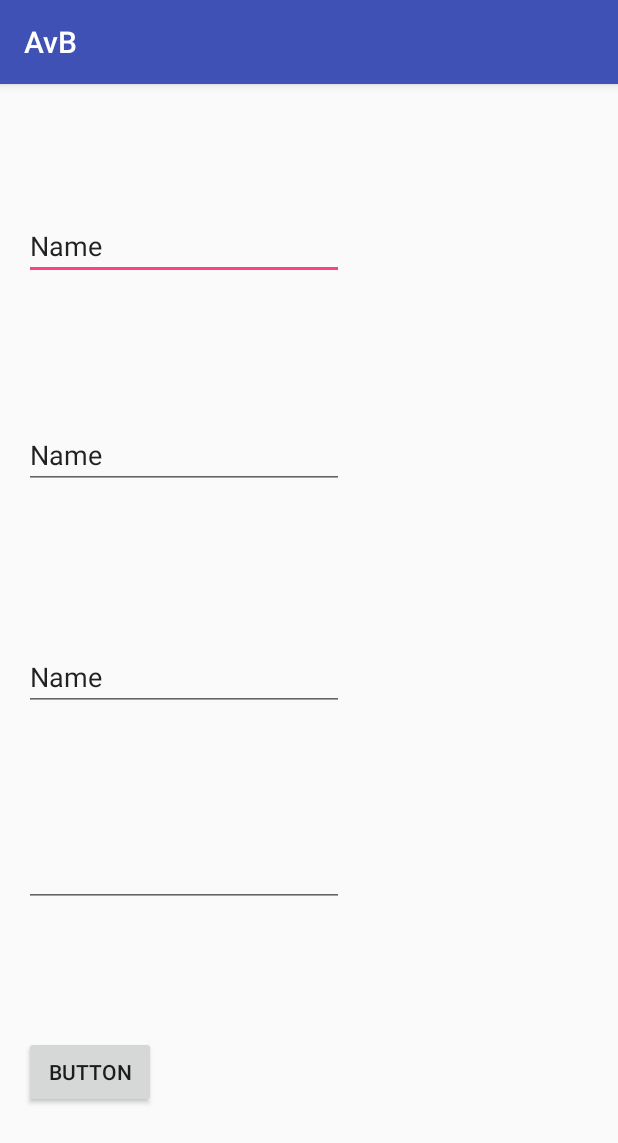
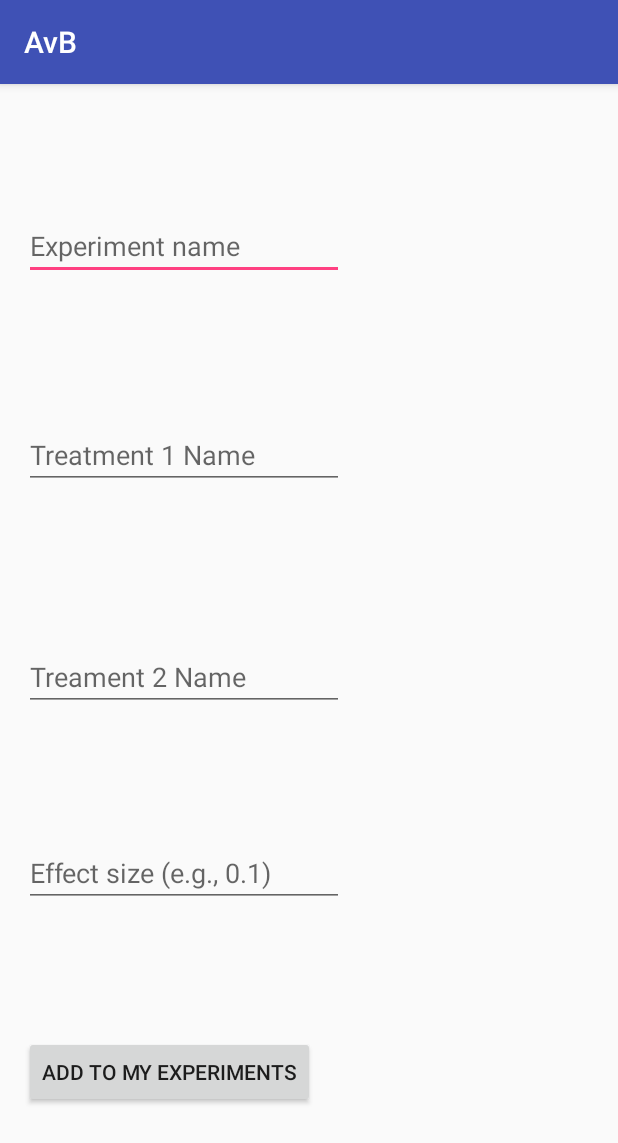
Before and after one commit to Atticus29/AvB, an Android app: the AddExperimentActivity screen opened directly, with no data from a screen before it, on a phone screen of 412 x 824 dp. Shown: the top 1143 px of the screen. Run offline under Robolectric (Android 15) with nearby library versions, the phone set to English and light mode, and no system bars; our stand-ins replace ButterKnife.

```diff
--- a/app/src/main/res/layout/activity_add_experiment.xml
+++ b/app/src/main/res/layout/activity_add_experiment.xml
@@ -12,14 +12,15 @@
         android:layout_height="wrap_content"
         android:ems="10"
         android:inputType="textPersonName"
-        android:text="Name"
         app:layout_constraintTop_toTopOf="parent"
         android:layout_marginTop="8dp"
         app:layout_constraintBottom_toTopOf="@+id/treatmentOneName"
         android:layout_marginBottom="8dp"
         android:layout_marginLeft="16dp"
         app:layout_constraintVertical_bias="0.017"
-        app:layout_constraintLeft_toLeftOf="parent" />
+        app:layout_constraintLeft_toLeftOf="parent"
+        android:hint="Experiment name"/> <!--(e.g., tulips better with fertilizer)-->
+
 
     <EditText
         android:id="@+id/treatmentOneName"
@@ -27,12 +28,13 @@
         android:layout_height="wrap_content"
         android:ems="10"
         android:inputType="textPersonName"
-        android:text="Name"
         android:layout_marginLeft="16dp"
         app:layout_constraintTop_toBottomOf="@+id/nameInput"
         app:layout_constraintBottom_toTopOf="@+id/treatmentTwoName"
         app:layout_constraintLeft_toLeftOf="parent"
-        android:layout_marginTop="8dp"/>
+        android:layout_marginTop="8dp"
+        android:hint="Treatment 1 Name"/><!--(e.g., Fertilizer)-->
+
 
     <EditText
         android:id="@+id/treatmentTwoName"
@@ -41,11 +43,12 @@
         android:layout_marginLeft="16dp"
         android:ems="10"
         android:inputType="textPersonName"
-        android:text="Name"
         app:layout_constraintLeft_toLeftOf="parent"
         android:layout_marginTop="25dp"
         app:layout_constraintTop_toBottomOf="@+id/treatmentOneName"
-        app:layout_constraintBottom_toTopOf="@+id/effectSizeInput"/>
+        app:layout_constraintBottom_toTopOf="@+id/effectSizeInput"
+        android:hint="Treament 2 Name"/><!--(e.g., No fertilizer)-->
+
 
     <EditText
         android:id="@+id/effectSizeInput"
@@ -57,19 +60,22 @@
         app:layout_constraintLeft_toLeftOf="parent"
         android:layout_marginTop="8dp"
         app:layout_constraintTop_toBottomOf="@+id/treatmentTwoName"
-        app:layout_constraintBottom_toTopOf="@+id/submitButton"/>
+        app:layout_constraintBottom_toTopOf="@+id/submitButton"
+        android:hint="Effect size (e.g., 0.1)"/> <!--means to set the experiment to wait for enough trials to detect a 10% performance difference between treatments-->
+
 
     <Button
         android:id="@+id/submitButton"
         android:layout_width="wrap_content"
         android:layout_height="wrap_content"
-        android:text="Button"
+        android:text="Add To My Experiments"
         android:layout_marginTop="8dp"
         app:layout_constraintTop_toBottomOf="@+id/effectSizeInput"
         android:layout_marginLeft="16dp"
         app:layout_constraintLeft_toLeftOf="parent"
         app:layout_constraintBottom_toBottomOf="parent"
-        android:layout_marginBottom="8dp" />
+        android:layout_marginBottom="8dp"
+        />
 
 
 </android.support.constraint.ConstraintLayout>
```
Also changed, not shown: app/src/main/java/com/epicodus/avb/AddExperimentActivity.java (+25 -2 lines), app/src/main/java/com/epicodus/avb/BriefExperimentAdapter.java (added, +29 -0 lines), 1 other file.
